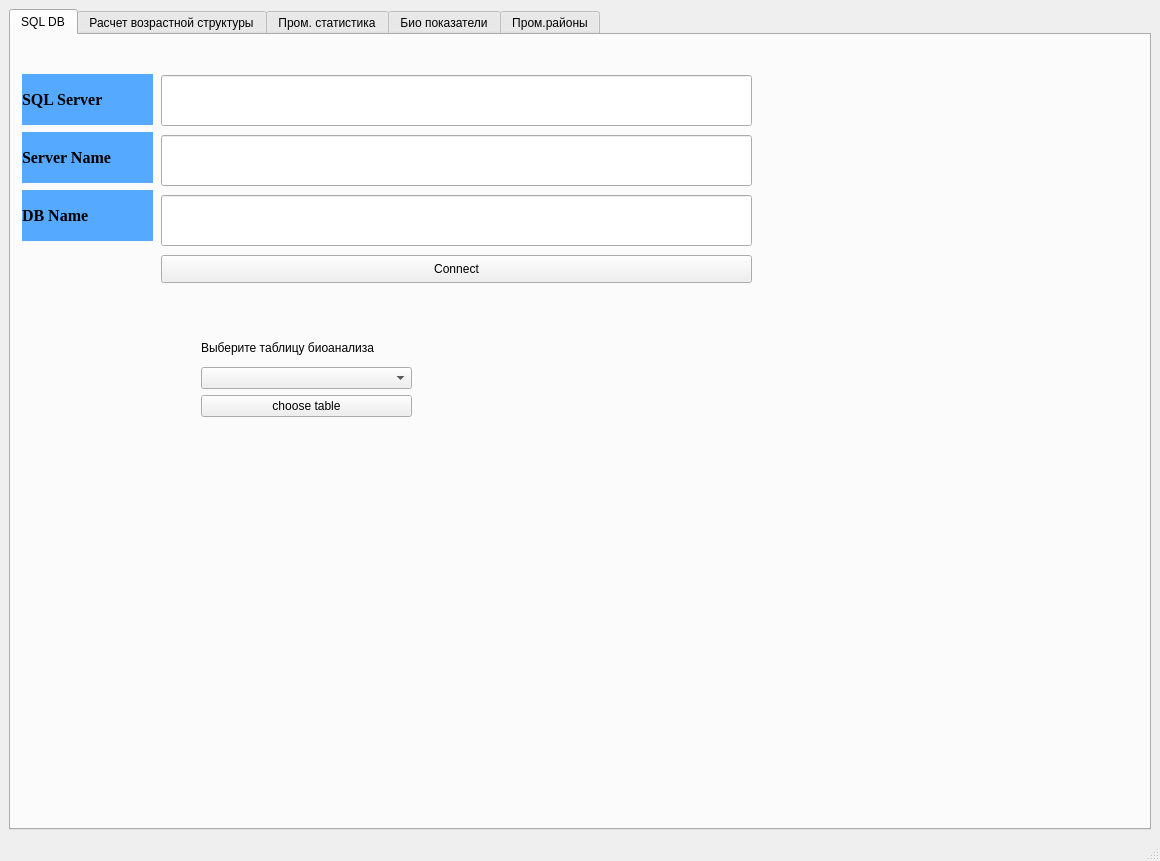
First picture: the form in ui_form.ui, repository DidenkoDmitriy/fish_stock, before the edit.
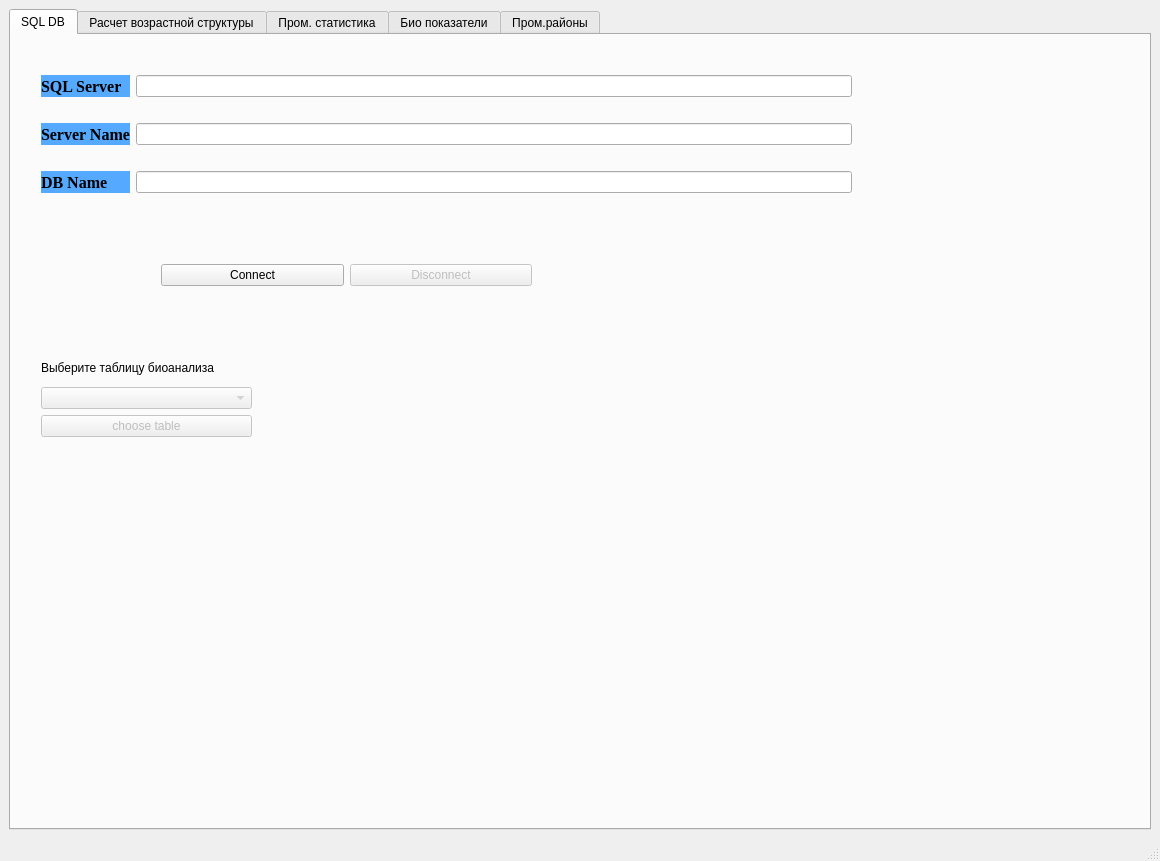
Second picture: the form after the edit.

What changed in the file:
```diff
--- a/ui_form.ui
+++ b/ui_form.ui
@@ -15,7 +15,7 @@
   </property>
   <widget class="QWidget" name="centralwidget">
    <layout class="QGridLayout" name="gridLayout">
-    <item row="0" column="0">
+    <item row="0" column="1">
      <widget class="QTabWidget" name="age_structure_calculation">
       <property name="currentIndex">
        <number>0</number>
@@ -24,135 +24,11 @@
        <attribute name="title">
         <string>SQL DB</string>
        </attribute>
-       <widget class="QPushButton" name="btn_Connect_SQL_DB">
-        <property name="geometry">
-         <rect>
-          <x>150</x>
-          <y>220</y>
-          <width>591</width>
-          <height>28</height>
-         </rect>
-        </property>
-        <property name="text">
-         <string>Connect</string>
-        </property>
-       </widget>
-       <widget class="QLabel" name="label_DB_Name">
-        <property name="geometry">
-         <rect>
-          <x>11</x>
-          <y>155</y>
-          <width>131</width>
-          <height>51</height>
-         </rect>
-        </property>
-        <property name="font">
-         <font>
-          <family>Times New Roman</family>
-          <pointsize>12</pointsize>
-          <weight>75</weight>
-          <bold>true</bold>
-         </font>
-        </property>
-        <property name="styleSheet">
-         <string notr="true">background-color: rgb(85, 170, 255);</string>
-        </property>
-        <property name="text">
-         <string>DB Name</string>
-        </property>
-        <property name="margin">
-         <number>10</number>
-        </property>
-       </widget>
-       <widget class="QLabel" name="label_SQL_Server_Name">
-        <property name="geometry">
-         <rect>
-          <x>11</x>
-          <y>97</y>
-          <width>131</width>
-          <height>51</height>
-         </rect>
-        </property>
-        <property name="font">
-         <font>
-          <family>Times New Roman</family>
-          <pointsize>12</pointsize>
-          <weight>75</weight>
-          <bold>true</bold>
-         </font>
-        </property>
-        <property name="styleSheet">
-         <string notr="true">background-color: rgb(85, 170, 255);</string>
-        </property>
-        <property name="text">
-         <string>Server Name</string>
-        </property>
-        <property name="margin">
-         <number>10</number>
-        </property>
-       </widget>
-       <widget class="QLabel" name="label_SQL_Name">
-        <property name="geometry">
-         <rect>
-          <x>11</x>
-          <y>39</y>
-          <width>131</width>
-          <height>51</height>
-         </rect>
-        </property>
-        <property name="font">
-         <font>
-          <family>Times New Roman</family>
-          <pointsize>12</pointsize>
-          <weight>75</weight>
-          <bold>true</bold>
-         </font>
-        </property>
-        <property name="styleSheet">
-         <string notr="true">background-color: rgb(85, 170, 255);</string>
-        </property>
-        <property name="text">
-         <string>SQL Server</string>
-        </property>
-        <property name="margin">
-         <number>10</number>
-        </property>
-       </widget>
-       <widget class="QLineEdit" name="lineEdit_SQL_Name">
-        <property name="geometry">
-         <rect>
-          <x>150</x>
-          <y>40</y>
-          <width>591</width>
-          <height>51</height>
-         </rect>
-        </property>
-       </widget>
-       <widget class="QLineEdit" name="lineEdit_SQL_Server_Name">
-        <property name="geometry">
-         <rect>
-          <x>150</x>
-          <y>100</y>
-          <width>591</width>
-          <height>51</height>
-         </rect>
-        </property>
-       </widget>
-       <widget class="QLineEdit" name="lineEdit_DB_Name">
-        <property name="geometry">
-         <rect>
-          <x>150</x>
-          <y>160</y>
-          <width>591</width>
-          <height>51</height>
-         </rect>
-        </property>
-       </widget>
        <widget class="QWidget" name="verticalLayoutWidget_6">
         <property name="geometry">
          <rect>
-          <x>190</x>
-          <y>300</y>
+          <x>30</x>
+          <y>320</y>
           <width>211</width>
           <height>82</height>
          </rect>
@@ -172,10 +48,17 @@
           </widget>
          </item>
          <item>
-          <widget class="QComboBox" name="comboBox_tab_sql_bioanalis_table_list"/>
+          <widget class="QComboBox" name="comboBox_tab_sql_bioanalis_table_list">
+           <property name="enabled">
+            <bool>false</bool>
+           </property>
+          </widget>
          </item>
          <item>
           <widget class="QPushButton" name="pushButton_sql_bioanalis_choose_table">
+           <property name="enabled">
+            <bool>false</bool>
+           </property>
            <property name="text">
             <string>choose table</string>
            </property>
@@ -183,6 +66,123 @@
          </item>
         </layout>
        </widget>
+       <widget class="QWidget" name="horizontalLayoutWidget">
+        <property name="geometry">
+         <rect>
+          <x>150</x>
+          <y>220</y>
+          <width>371</width>
+          <height>41</height>
+         </rect>
+        </property>
+        <layout class="QHBoxLayout" name="horizontalLayout">
+         <item>
+          <widget class="QPushButton" name="btn_Connect_SQL_DB">
+           <property name="text">
+            <string>Connect</string>
+           </property>
+          </widget>
+         </item>
+         <item>
+          <widget class="QPushButton" name="btn_DisConnect_SQL_DB">
+           <property name="enabled">
+            <bool>false</bool>
+           </property>
+           <property name="text">
+            <string>Disconnect</string>
+           </property>
+          </widget>
+         </item>
+        </layout>
+       </widget>
+       <widget class="QWidget" name="gridLayoutWidget">
+        <property name="geometry">
+         <rect>
+          <x>30</x>
+          <y>20</y>
+          <width>811</width>
+          <height>161</height>
+         </rect>
+        </property>
+        <layout class="QGridLayout" name="gridLayout_2">
+         <item row="2" column="0">
+          <widget class="QLabel" name="label_DB_Name">
+           <property name="font">
+            <font>
+             <family>Times New Roman</family>
+             <pointsize>12</pointsize>
+             <weight>75</weight>
+             <bold>true</bold>
+            </font>
+           </property>
+           <property name="styleSheet">
+            <string notr="true">background-color: rgb(85, 170, 255);</string>
+           </property>
+           <property name="text">
+            <string>DB Name</string>
+           </property>
+           <property name="margin">
+            <number>10</number>
+           </property>
+          </widget>
+         </item>
+         <item row="0" column="0">
+          <widget class="QLabel" name="label_SQL_Name">
+           <property name="font">
+            <font>
+             <family>Times New Roman</family>
+             <pointsize>12</pointsize>
+             <weight>75</weight>
+             <bold>true</bold>
+            </font>
+           </property>
+           <property name="styleSheet">
+            <string notr="true">background-color: rgb(85, 170, 255);</string>
+           </property>
+           <property name="text">
+            <string>SQL Server</string>
+           </property>
+           <property name="margin">
+            <number>10</number>
+           </property>
+          </widget>
+         </item>
+         <item row="1" column="0">
+          <widget class="QLabel" name="label_SQL_Server_Name">
+           <property name="font">
+            <font>
+             <family>Times New Roman</family>
+             <pointsize>12</pointsize>
+             <weight>75</weight>
+             <bold>true</bold>
+            </font>
+           </property>
+           <property name="styleSheet">
+            <string notr="true">background-color: rgb(85, 170, 255);</string>
+           </property>
+           <property name="text">
+            <string>Server Name</string>
+           </property>
+           <property name="margin">
+            <number>10</number>
+           </property>
+          </widget>
+         </item>
+         <item row="0" column="1">
+          <widget class="QLineEdit" name="lineEdit_SQL_Name"/>
+         </item>
+         <item row="2" column="1">
+          <widget class="QLineEdit" name="lineEdit_DB_Name"/>
+         </item>
+         <item row="1" column="1">
+          <widget class="QLineEdit" name="lineEdit_SQL_Server_Name">
+           <property name="readOnly">
+            <bool>false</bool>
+           </property>
+          </widget>
+         </item>
+        </layout>
+       </widget>
       </widget>
       <widget class="QWidget" name="tab_3">
        <attribute name="title">
```
Left out of the diff: 44 changed lines with no effect on the pictures.
